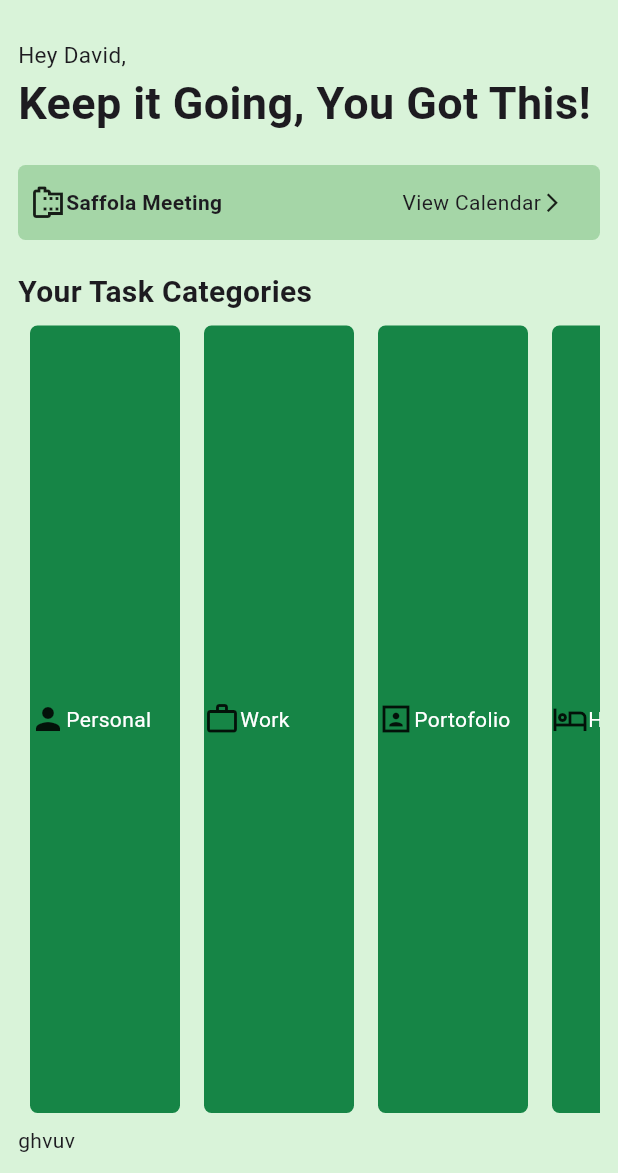
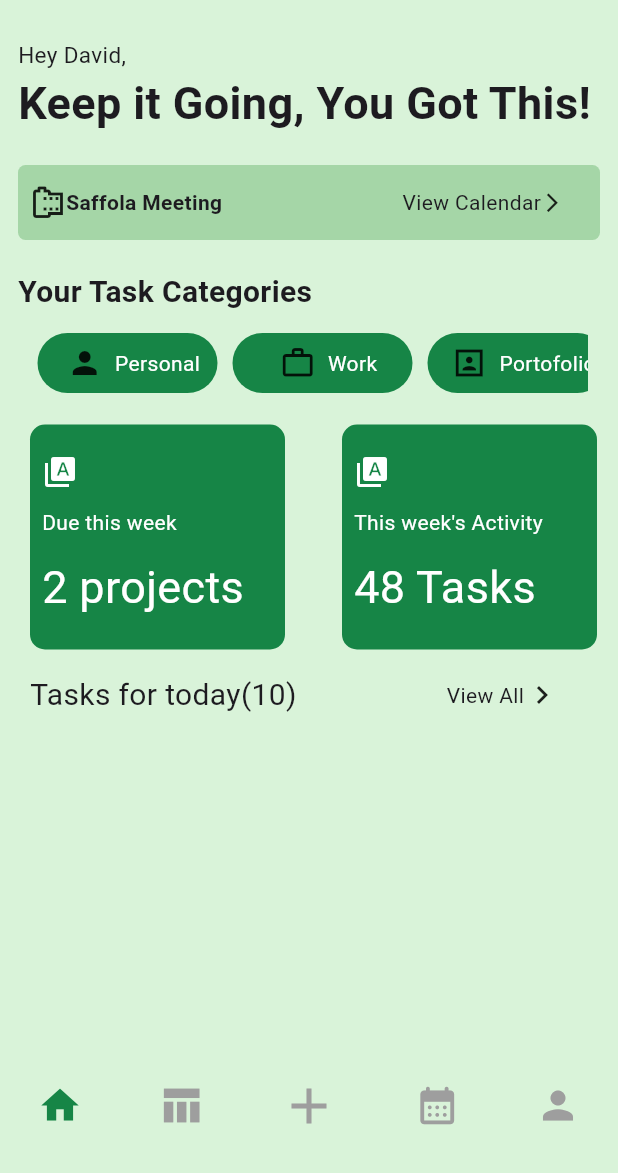
Before and after one commit to Buhana149/TodoAppREStApi, a Flutter app: the HomePage screen opened by its route, on a phone screen of 412 x 824 dp, the part 63-1236 px from its top. Run offline on Flutter 3.47's test engine with Material 3 defaults, Android fonts, the phone set to English and light mode, and no system bars; drawn by our look-alikes of google_nav_bar.

Commit message:
nav bar and new pages added

```diff
--- /dev/null
+++ b/lib/pages/add_page.dart
@@ -0,0 +1,15 @@
+import 'package:flutter/material.dart';
+
+class AddPage extends StatefulWidget {
+  const AddPage({super.key});
+
+  @override
+  State<AddPage> createState() => _AddPageState();
+}
+
+class _AddPageState extends State<AddPage> {
+  @override
+  Widget build(BuildContext context) {
+    return Scaffold();
+  }
+}
--- /dev/null
+++ b/lib/pages/calendar_page.dart
@@ -0,0 +1,9 @@
+import 'package:flutter/material.dart';
+class CalendarPage extends StatelessWidget {
+  const CalendarPage({super.key});
+
+  @override
+  Widget build(BuildContext context) {
+    return const Placeholder();
+  }
+}
--- /dev/null
+++ b/lib/pages/first_page.dart
@@ -0,0 +1,174 @@
+import 'package:flutter/material.dart';
+import 'package:todoapp_restapi/components/colors.dart';
+import 'package:todoapp_restapi/utils/categories.dart';
+import 'package:todoapp_restapi/utils/categories_tile.dart';
+
+class FirstPage extends StatefulWidget {
+  const FirstPage({super.key});
+
+  @override
+  State<FirstPage> createState() => _FirstPageState();
+}
+
+class _FirstPageState extends State<FirstPage> {
+  final List<Categories> _categories = [
+    Categories(icon: Icons.person, type: 'Personal'),
+    Categories(icon: Icons.work_outline, type: 'Work'),
+    Categories(icon: Icons.portrait_sharp, type: 'Portofolio'),
+    Categories(icon: Icons.hotel_outlined, type: 'Hobbies')
+  ];
+  @override
+  Widget build(BuildContext context) {
+    return Scaffold(
+      backgroundColor: primaryColor,
+      body: Padding(
+              padding: const EdgeInsets.all(12.0),
+              child:
+                  ListView(
+                    children: [
+                  const Text(
+                    'Hey David,',
+                    style: TextStyle(
+                      fontSize: 15,
+                    ),
+                  ),
+                  const Text(
+                    'Keep it Going, You Got This!',
+                    style: TextStyle(fontSize: 30, fontWeight: FontWeight.bold),
+                  ),
+                  const SizedBox(
+                    height: 20,
+                  ),
+                  Container(
+                    width: 400,
+                    height: 50,
+                    decoration: BoxDecoration(
+                        color: Colors.green[200],
+                        borderRadius: BorderRadius.circular(5)),
+                    child: const Padding(
+                      padding: EdgeInsets.all(8.0),
+                      child: Row(
+                        children: [
+                          Icon(Icons.camera_roll_outlined),
+                          Text(
+                            'Saffola Meeting',
+                            style: TextStyle(fontWeight: FontWeight.bold),
+                          ),
+                          SizedBox(
+                            width: 120,
+                          ),
+                          Text('View Calendar'),
+                          Icon(
+                            Icons.arrow_forward_ios,
+                            size: 15,
+                          )
+                        ],
+                      ),
+                    ),
+                  ),
+                  const SizedBox(
+                    height: 20,
+                  ),
+                  const Text(
+                    'Your Task Categories',
+                    style: TextStyle(fontWeight: FontWeight.bold, fontSize: 20),
+                  ),
+                  Padding(
+                    padding: const EdgeInsets.all(8.0),
+                    child: Container(
+                      height: 50,
+                      child: ListView.builder(
+                          scrollDirection: Axis.horizontal,
+                          itemCount: _categories.length,
+                          itemBuilder: (context, index) {
+                            return CategoriesTile(
+                                icon: _categories[index].icon,
+                                child: _categories[index].type);
+                          }),
+                    ),
+                  ),
+                  Row(
+                    children: [
+                     Padding(
+                       padding: const EdgeInsets.all(8.0),
+                       child: Container(
+                        decoration: BoxDecoration(
+                          color: secondaryColor,
+                          borderRadius: BorderRadius.circular(10)),
+                        height: 150,
+                        width: 170,
+                        child: const Padding(
+                          padding: EdgeInsets.all(8.0),
+                          child: Column(
+                            crossAxisAlignment: CrossAxisAlignment.start,
+                            mainAxisAlignment: MainAxisAlignment.spaceEvenly,
+
+                            children: [
+                              Icon(Icons.type_specimen, color: Colors.white,),
+                              Text('Due this week',
+                               style: TextStyle(
+
+                                color: Colors.white),),
+                              Text('2 projects',
+                              style: TextStyle(
+                                fontSize: 30,
+                                color: Colors.white),),
+                            ],
+                          ),
+                        ),
+
+                       ),
+                     ),
+                     const SizedBox(
+                      width: 30,
+                     ),
+                     Container(
+                      decoration: BoxDecoration(
+                          color: secondaryColor,
+                          borderRadius: BorderRadius.circular(10)),
+                      height: 150,
+                      width: 170,
+                       child: const Padding(
+                          padding: EdgeInsets.all(8.0),
+                          child: Column(
+
+                            crossAxisAlignment: CrossAxisAlignment.start,
+                            mainAxisAlignment: MainAxisAlignment.spaceEvenly,
+
+                            children: [
+                              Icon(Icons.type_specimen, color: Colors.white,),
+                              Text('This week\'s Activity',
+                               style: TextStyle(
+
+                                color: Colors.white),),
+                              Text('48 Tasks',
+                              style: TextStyle(
+                                fontSize: 30,
+                                color: Colors.white),),
+                            ],
+                          ),
+                        ),
+                     )
+                    ],
+                  ),
+                  const Padding(
+                    padding: EdgeInsets.all(8.0),
+                    child: Row(
+                      children: [
+                        Text('Tasks for today(10)',
+                        style: TextStyle(
+                          fontSize: 20
+                        ),),
+                        SizedBox(
+                          width: 100,
+                        ),
+                        Text('View All'),
+                        Icon(Icons.keyboard_arrow_right_outlined)
+                      ],
+                    ),
+                  )
+                    ],
+                  )),
+    );
+  }
+}
--- a/lib/pages/home_page.dart
+++ b/lib/pages/home_page.dart
@@ -1,7 +1,11 @@
 import 'package:flutter/material.dart';
+import 'package:google_nav_bar/google_nav_bar.dart';
 import 'package:todoapp_restapi/components/colors.dart';
-import 'package:todoapp_restapi/utils/categories.dart';
-import 'package:todoapp_restapi/utils/categories_tile.dart';
+import 'package:todoapp_restapi/pages/add_page.dart';
+import 'package:todoapp_restapi/pages/calendar_page.dart';
+import 'package:todoapp_restapi/pages/first_page.dart';
+import 'package:todoapp_restapi/pages/profile_page.dart';
+import 'package:todoapp_restapi/pages/todo_page.dart';
 
 class HomePage extends StatefulWidget {
   const HomePage({super.key});
@@ -11,12 +15,22 @@ class HomePage extends StatefulWidget {
 }
 
 class _HomePageState extends State<HomePage> {
-  final List<Categories> _categories = [
-    Categories(icon: Icons.person, type: 'Personal'),
-    Categories(icon: Icons.work_outline, type: 'Work'),
-    Categories(icon: Icons.portrait_sharp, type: 'Portofolio'),
-    Categories(icon: Icons.hotel_outlined, type: 'Hobbies')
+  int _selectedIndex = 0;
+
+  void _navigateBottomBar(int index) {
+    setState(() {
+      _selectedIndex = index;
+    });
+  }
+
+  final List<Widget> _pages = [
+    FirstPage(),
+    TodoPage(),
+    AddPage(),
+    CalendarPage(),
+    ProfilePage(),
   ];
+
 
   @override
   Widget build(BuildContext context) {
@@ -31,70 +45,36 @@ class _HomePageState extends State<HomePage> {
             ),
           ),
         ),
-        body: Padding(
-            padding: const EdgeInsets.all(12.0),
-            child:
-                Column(crossAxisAlignment: CrossAxisAlignment.start, children: [
-              const Text(
-                'Hey David,',
-                style: TextStyle(
-                  fontSize: 15,
-                ),
+        bottomNavigationBar: GNav(
+            selectedIndex: _selectedIndex,
+            onTabChange: _navigateBottomBar,
+            activeColor: secondaryColor,
+            tabs: [
+              GButton(
+                icon: Icons.home,
+                iconColor: Colors.grey[500],
+                iconSize: 30,
               ),
-              const Text(
-                'Keep it Going, You Got This!',
-                style: TextStyle(fontSize: 30, fontWeight: FontWeight.bold),
-              ),
-              const SizedBox(
-                height: 20,
-              ),
-              Container(
-                width: 400,
-                height: 50,
-                decoration: BoxDecoration(
-                    color: Colors.green[200],
-                    borderRadius: BorderRadius.circular(5)),
-                child: const Padding(
-                  padding: EdgeInsets.all(8.0),
-                  child: Row(
-                    children: [
-                      Icon(Icons.camera_roll_outlined),
-                      Text(
-                        'Saffola Meeting',
-                        style: TextStyle(fontWeight: FontWeight.bold),
-                      ),
-                      SizedBox(
-                        width: 120,
-                      ),
-                      Text('View Calendar'),
-                      Icon(
-                        Icons.arrow_forward_ios,
-                        size: 15,
-                      )
-                    ],
-                  ),
-                ),
-              ),
-              const SizedBox(
-                height: 20,
-              ),
-              const Text(
-                'Your Task Categories',
-                style: TextStyle(fontWeight: FontWeight.bold, fontSize: 20),
-              ),
-              Expanded(
-
-                child: ListView.builder(
-                  scrollDirection: Axis.horizontal,
-                    itemCount: _categories.length,
-                    itemBuilder: (context, index) {
-                      return CategoriesTile(
-                        icon: _categories[index].icon,
-                        child: _categories[index].type);
-                    }),
-
-              ),
-              Text('ghvuv')
-            ])));
+              GButton(
+                  icon: Icons.table_chart_sharp,
+                  iconColor: Colors.grey[500],
+                  iconSize: 30),
+              GButton(
+                  icon: Icons.add,
+                  iconColor: Colors.grey[500],
+                  backgroundColor: secondaryColor,
+                  iconActiveColor: Colors.white,
+                  iconSize: 40),
+              GButton(
+                  icon: Icons.calendar_month_rounded,
+                  iconColor: Colors.grey[500],
+                  iconSize: 30),
+              GButton(
+                  icon: Icons.person,
+                  iconColor: Colors.grey[500],
+                  iconSize: 30),
+            ]),
+            body: _pages[_selectedIndex],
+        );
   }
 }
--- /dev/null
+++ b/lib/pages/profile_page.dart
@@ -0,0 +1,10 @@
+import 'package:flutter/material.dart';
+
+class ProfilePage extends StatelessWidget {
+  const ProfilePage({super.key});
+
+  @override
+  Widget build(BuildContext context) {
+    return const Placeholder();
+  }
+}
--- /dev/null
+++ b/lib/pages/todo_page.dart
@@ -0,0 +1,18 @@
+import 'package:flutter/material.dart';
+import 'package:todoapp_restapi/components/colors.dart';
+
+class TodoPage extends StatefulWidget {
+  const TodoPage({super.key});
+
+  @override
+  State<TodoPage> createState() => _TodoPageState();
+}
+
+class _TodoPageState extends State<TodoPage> {
+  @override
+  Widget build(BuildContext context) {
+    return Scaffold(
+     body: Center(child: Text('LALALA')),
+    );
+  }
+}
--- a/lib/utils/categories_tile.dart
+++ b/lib/utils/categories_tile.dart
@@ -9,22 +9,25 @@ class CategoriesTile extends StatelessWidget {
   @override
   Widget build(BuildContext context) {
     return Padding(
-      padding: const EdgeInsets.all(8.0),
+      padding: const EdgeInsets.all(5.0),
       child: Container(
-        width: 100,
-        height: 50,
+        width: 120,
+        height: 70,
         decoration: BoxDecoration(
-            color: secondaryColor, borderRadius: BorderRadius.circular(5)),
-        child: Center(
-            child: Row(
-          children: [
-            Icon(icon),
-            Text(child,
-              style: const TextStyle(color: Colors.white),
-            ),
+            color: secondaryColor, borderRadius: BorderRadius.circular(40)),
+        child: Row(
+          mainAxisAlignment: MainAxisAlignment.center,
+         children: [
+        Padding(
+          padding: const EdgeInsets.all(8.0),
+          child: Icon(icon),
+        ),
+        Text(child,
+          style: const TextStyle(color: Colors.white),
+        ),
 
-          ],
-        )),
+                  ],
+                ),
       ),
     );
   }
--- a/pubspec.yaml
+++ b/pubspec.yaml
@@ -35,6 +35,7 @@ dependencies:
   # The following adds the Cupertino Icons font to your application.
   # Use with the CupertinoIcons class for iOS style icons.
   cupertino_icons: ^1.0.6
+  google_nav_bar: ^5.0.6
 
 dev_dependencies:
   flutter_test:
```
Also changed, not shown: pubspec.lock.
